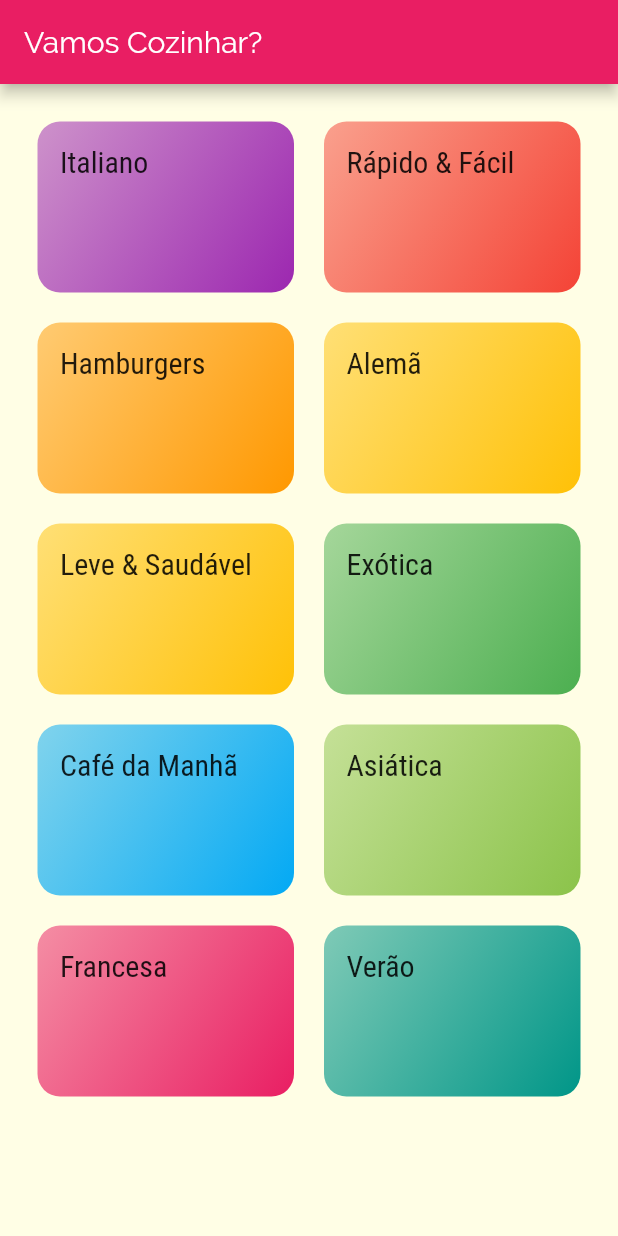
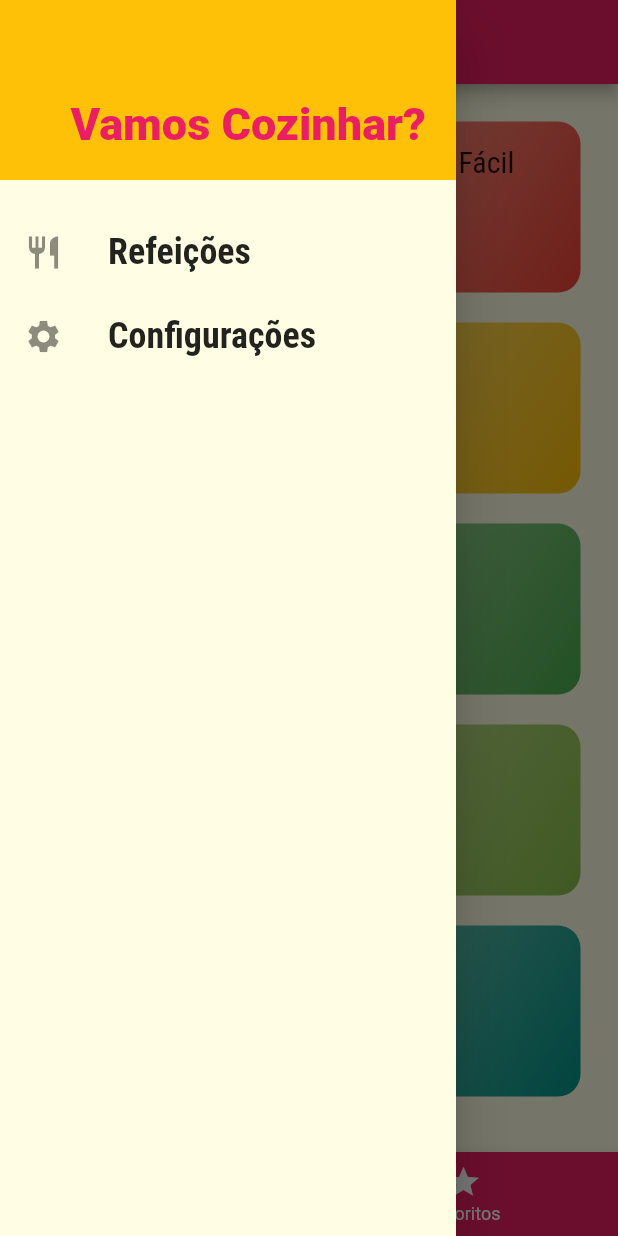
Before and after one commit to ArantesVictor/app_food, a Flutter app: the screen it shows after launch, with the side drawer open (before the commit the screen has no drawer), on a phone screen of 412 x 824 dp. Run offline on Flutter 3.47's test engine with Material 2 defaults, Android fonts, the phone set to English and light mode, and no system bars.

Commit message:
Commit app final

```diff
--- /dev/null
+++ b/lib/components/main_drawer.dart
@@ -0,0 +1,58 @@
+import 'package:flutter/material.dart';
+import '../utils/app_routes.dart';
+
+class MainDrawer extends StatelessWidget {
+  Widget _criateItem(IconData icon, String label, Function onTap) {
+    return ListTile(
+      leading: Icon(
+        icon,
+        size: 26,
+      ),
+      title: Text(
+        label,
+        style: TextStyle(
+          fontFamily: 'RobotoCondensed',
+          fontSize: 24,
+          fontWeight: FontWeight.bold,
+        ),
+      ),
+      onTap: onTap,
+    );
+  }
+
+  @override
+  Widget build(BuildContext context) {
+    return Drawer(
+      child: Column(
+        children: [
+          Container(
+            height: 120,
+            width: double.infinity,
+            padding: EdgeInsets.all(20),
+            color: Theme.of(context).accentColor,
+            alignment: Alignment.bottomRight,
+            child: Text(
+              'Vamos Cozinhar?',
+              style: TextStyle(
+                fontWeight: FontWeight.w900,
+                fontSize: 30,
+                color: Theme.of(context).primaryColor,
+              ),
+            ),
+          ),
+          SizedBox(height: 20),
+          _criateItem(
+            Icons.restaurant,
+            'Refeições',
+            () => Navigator.of(context).pushReplacementNamed(AppRoutes.HOME),
+          ),
+          _criateItem(
+            Icons.settings,
+            'Configurações',
+            () => Navigator.of(context).pushNamed(AppRoutes.SETTINGS),
+          ),
+        ],
+      ),
+    );
+  }
+}
--- a/lib/main.dart
+++ b/lib/main.dart
@@ -1,11 +1,53 @@
 import 'package:flutter/material.dart';
-import 'screens/categories_screen.dart';
 import 'screens/categories_meals_screen.dart';
+import 'screens/meal_detail_screen.dart';
 import 'utils/app_routes.dart';
+import 'screens/tabs_screen.dart';
+import 'screens/settings_screen.dart';
+import 'models/meal.dart';
+import 'data/dummy_data.dart';
+import 'models/settings.dart';
 
 void main() => runApp(MyApp());
 
-class MyApp extends StatelessWidget {
+class MyApp extends StatefulWidget {
+  @override
+  _MyAppState createState() => _MyAppState();
+}
+
+class _MyAppState extends State<MyApp> {
+  Settings settings = Settings();
+  List<Meal> _availableMeals = DUMMY_MEALS;
+  List<Meal> _favoriteMeals = [];
+
+  void _filterMeals(Settings settings) {
+    setState(() {
+      this.settings = settings;
+      _availableMeals = DUMMY_MEALS.where((meal) {
+        final filterGluten = settings.isGlutenFree && !meal.isGlutenFree;
+        final filterLactose = settings.isLactoseFree && !meal.isLactoseFree;
+        final filterVegan = settings.isVegan && !meal.isVegan;
+        final filterVegetarian = settings.isVegetarian && !meal.isVegetarian;
+        return !filterGluten &&
+            !filterLactose &&
+            !filterVegan &&
+            !filterVegetarian;
+      }).toList();
+    });
+  }
+
+  void _toggleFavorite(Meal meal) {
+    setState(() {
+      _favoriteMeals.contains(meal)
+          ? _favoriteMeals.remove(meal)
+          : _favoriteMeals.add(meal);
+    });
+  }
+
+  bool _isFavorite(Meal meal) {
+    return _favoriteMeals.contains(meal);
+  }
+
   @override
   Widget build(BuildContext context) {
     return MaterialApp(
@@ -23,8 +65,12 @@ class MyApp extends StatelessWidget {
             ),
       ),
       routes: {
-        AppRoutes.HOME: (ctx) => CategoriesScreen(),
-        AppRoutes.CATEGORIES_MEALS: (ctx) => CategoriesMealsScreen(),
+        AppRoutes.HOME: (ctx) => TabsScreen(_favoriteMeals),
+        AppRoutes.CATEGORIES_MEALS: (ctx) =>
+            CategoriesMealsScreen(_availableMeals),
+        AppRoutes.MEAL_DETAIL: (ctx) =>
+            MealDetailScreen(_toggleFavorite, _isFavorite),
+        AppRoutes.SETTINGS: (ctx) => SettingsScreen(_filterMeals, settings),
       },
     );
   }
--- /dev/null
+++ b/lib/models/settings.dart
@@ -0,0 +1,13 @@
+class Settings {
+  bool isGlutenFree;
+  bool isLactoseFree;
+  bool isVegan;
+  bool isVegetarian;
+
+  Settings({
+    this.isGlutenFree = false,
+    this.isLactoseFree = false,
+    this.isVegan = false,
+    this.isVegetarian = false,
+  });
+}
--- a/lib/screens/categories_screen.dart
+++ b/lib/screens/categories_screen.dart
@@ -6,11 +6,7 @@ import '../data/dummy_data.dart';
 class CategoriesScreen extends StatelessWidget {
   @override
   Widget build(BuildContext context) {
-    return Scaffold(
-      appBar: AppBar(
-        title: Text('Vamos Cozinhar?'),
-      ),
-      body: GridView(
+    return GridView(
       padding: const EdgeInsets.all(25),
       gridDelegate: SliverGridDelegateWithMaxCrossAxisExtent(
         maxCrossAxisExtent: 200,
@@ -21,7 +17,6 @@ class CategoriesScreen extends StatelessWidget {
       children: DUMMY_CATEGORIES.map((cat) {
         return CategoryItem(cat);
       }).toList(),
-      ),
     );
   }
 }
--- /dev/null
+++ b/lib/screens/tabs_screen.dart
@@ -0,0 +1,67 @@
+import 'package:flutter/material.dart';
+import 'categories_screen.dart';
+import 'favorite_screen.dart';
+import '../components/main_drawer.dart';
+import '../models/meal.dart';
+
+class TabsScreen extends StatefulWidget {
+  final List<Meal> favoriteMeals;
+  const TabsScreen(this.favoriteMeals);
+  @override
+  _TabsScreenState createState() => _TabsScreenState();
+}
+
+class _TabsScreenState extends State<TabsScreen> {
+  int _selectedScreenIndex = 0;
+  List<Map<String, Object>> _screens;
+  @override
+  void initState() {
+    super.initState();
+    _screens = [
+      {
+        'title': 'Lista de Categorias',
+        'screen': CategoriesScreen(),
+      },
+      {
+        'title': 'Meus Favoritos',
+        'screen': FavoriteScreen(widget.favoriteMeals),
+      },
+    ];
+  }
+
+  _selecScreen(int index) {
+    setState(() {
+      _selectedScreenIndex = index;
+    });
+  }
+
+  @override
+  Widget build(BuildContext context) {
+    return Scaffold(
+      appBar: AppBar(
+        title: Text(
+          _screens[_selectedScreenIndex]['title'],
+        ),
+      ),
+      drawer: MainDrawer(),
+      body: _screens[_selectedScreenIndex]['screen'],
+      bottomNavigationBar: BottomNavigationBar(
+        onTap: _selecScreen,
+        backgroundColor: Theme.of(context).primaryColor,
+        unselectedItemColor: Colors.white,
+        selectedItemColor: Theme.of(context).accentColor,
+        currentIndex: _selectedScreenIndex,
+        items: [
+          BottomNavigationBarItem(
+            icon: Icon(Icons.category),
+            label: 'Categoria',
+          ),
+          BottomNavigationBarItem(
+            icon: Icon(Icons.star),
+            label: 'Favoritos',
+          ),
+        ],
+      ),
+    );
+  }
+}
--- a/lib/utils/app_routes.dart
+++ b/lib/utils/app_routes.dart
@@ -1,4 +1,6 @@
 class AppRoutes {
   static const HOME = '/';
   static const CATEGORIES_MEALS = '/categories-meals';
+  static const MEAL_DETAIL = '/meal-detail';
+  static const SETTINGS = '/settings';
 }
```
Also changed, not shown: lib/components/meal_item.dart (added, +98 -0 lines), lib/models/meal.dart (+26 -0 lines), lib/screens/categories_meals_screen.dart (+16 -2 lines), lib/screens/favorite_screen.dart (added, +23 -0 lines), lib/screens/meal_detail_screen.dart (added, +102 -0 lines), lib/screens/settings_screen.dart (added, +90 -0 lines). Lines whose indentation alone changed are shown as unchanged.
